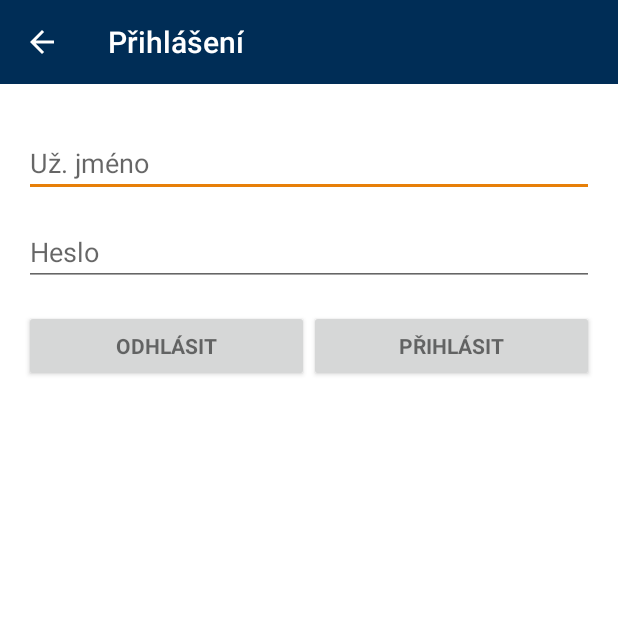
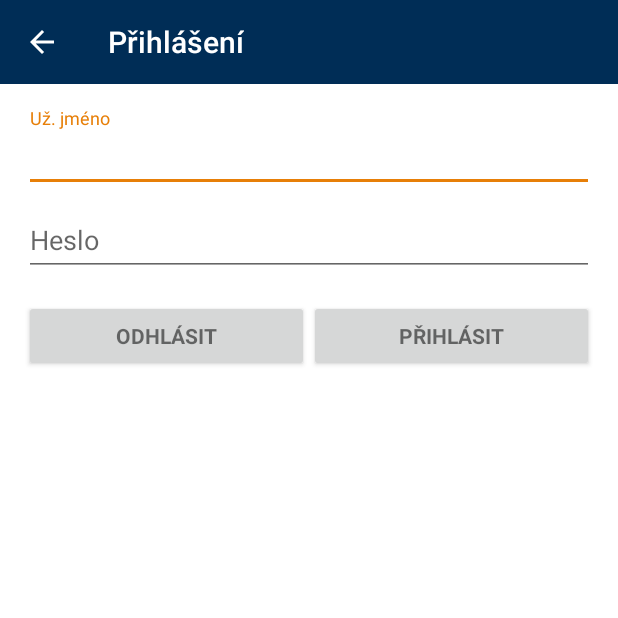
Before and after one commit to martinpelant/fit-checker-android, an Android app: the LoginFragment screen opened directly, with no data from a screen before it, on a phone screen of 412 x 824 dp, the top half of it. Run offline under Robolectric (Android 15) with nearby library versions, the phone set to English and light mode, and no system bars; our stand-ins replace ButterKnife; libraries missing offline, so code that uses them is left out: com.squareup.otto.

Commit message:
TextInputLayout

```diff
--- a/FITChecker/src/main/java/cz/mpelant/fitchecker/ui/FloatLabelLayout.java
+++ /dev/null
@@ -1,181 +0,0 @@
-package cz.mpelant.fitchecker.ui;
-
-import android.os.Build;
-import android.widget.EditText;
-import android.widget.TextView;
-import com.nineoldandroids.animation.Animator;
-import com.nineoldandroids.animation.AnimatorListenerAdapter;
-import com.nineoldandroids.view.ViewHelper;
-import com.nineoldandroids.view.ViewPropertyAnimator;
-import cz.mpelant.fitchecker.R;
-
-/**
- * Layout which an {@link EditText} to show a floating label when the hint is hidden
- * due to the user inputting text.
- *
- * @see <a href="https://dribbble.com/shots/1254439--GIF-Mobile-Form-Interaction">Matt D. Smith on Dribble</a>
- * @see <a href="http://bradfrostweb.com/blog/post/float-label-pattern/">Brad Frost's blog post</a>
- */
-public final class FloatLabelLayout extends android.widget.FrameLayout {
-
-    private static final long ANIMATION_DURATION = 150;
-
-    private static final float DEFAULT_PADDING_LEFT_RIGHT_DP = 12f;
-
-    private android.widget.EditText mEditText;
-    private android.widget.TextView mLabel;
-
-    public FloatLabelLayout(android.content.Context context) {
-        this(context, null);
-    }
-
-    public FloatLabelLayout(android.content.Context context, android.util.AttributeSet attrs) {
-        this(context, attrs, 0);
-    }
-
-    public FloatLabelLayout(android.content.Context context, android.util.AttributeSet attrs, int defStyle) {
-        super(context, attrs, defStyle);
-
-        final android.content.res.TypedArray a = context
-                .obtainStyledAttributes(attrs, R.styleable.FloatLabelLayout);
-
-        final int sidePadding = a.getDimensionPixelSize(
-                R.styleable.FloatLabelLayout_floatLabelSidePadding,
-                dipsToPix(DEFAULT_PADDING_LEFT_RIGHT_DP));
-        mLabel = new android.widget.TextView(context);
-        mLabel.setPadding(sidePadding, 0, sidePadding, 0);
-        mLabel.setVisibility(INVISIBLE);
-
-        mLabel.setTextAppearance(context,
-                a.getResourceId(R.styleable.FloatLabelLayout_floatLabelTextAppearance,
-                        android.R.style.TextAppearance_Small)
-        );
-
-        addView(mLabel, android.widget.FrameLayout.LayoutParams.WRAP_CONTENT, android.widget.FrameLayout.LayoutParams.WRAP_CONTENT);
-
-        a.recycle();
-    }
-
-    @Override
-    public final void addView(android.view.View child, int index, android.view.ViewGroup.LayoutParams params) {
-        if (child instanceof android.widget.EditText) {
-            // If we already have an EditText, throw an exception
-            if (mEditText != null) {
-                throw new IllegalArgumentException("We already have an EditText, can only have one");
-            }
-
-            // Update the layout params so that the EditText is at the bottom, with enough top
-            // margin to show the label
-            final android.widget.FrameLayout.LayoutParams lp = new android.widget.FrameLayout.LayoutParams(params);
-            lp.gravity = android.view.Gravity.BOTTOM;
-            lp.topMargin = (int) mLabel.getTextSize();
-            params = lp;
-
-            setEditText((android.widget.EditText) child);
-        }
-
-        // Carry on adding the View...
-        super.addView(child, index, params);
-    }
-
-    private void setEditText(android.widget.EditText editText) {
-        mEditText = editText;
-
-        // Add a TextWatcher so that we know when the text input has changed
-        mEditText.addTextChangedListener(new android.text.TextWatcher() {
-
-            @Override
-            public void afterTextChanged(android.text.Editable s) {
-                if (android.text.TextUtils.isEmpty(s)) {
-                    // The text is empty, so hide the label if it is visible
-                    if (mLabel.getVisibility() == android.view.View.VISIBLE) {
-                        hideLabel();
-                    }
-                } else {
-                    // The text is not empty, so show the label if it is not visible
-                    if (mLabel.getVisibility() != android.view.View.VISIBLE) {
-                        showLabel();
-                    }
-                }
-            }
-
-            @Override
-            public void beforeTextChanged(CharSequence s, int start, int count, int after) {
-            }
-
-            @Override
-            public void onTextChanged(CharSequence s, int start, int before, int count) {
-            }
-
-        });
-
-        // Add focus listener to the EditText so that we can notify the label that it is activated.
-        // Allows the use of a ColorStateList for the text color on the label
-        mEditText.setOnFocusChangeListener(new android.view.View.OnFocusChangeListener() {
-            @Override
-            public void onFocusChange(android.view.View view, boolean focused) {
-                if(Build.VERSION.SDK_INT >= Build.VERSION_CODES.HONEYCOMB) {
-                    mLabel.setActivated(focused);
-                }
-            }
-        });
-
-        mLabel.setText(mEditText.getHint());
-    }
-
-    /**
-     * @return the {@link EditText} text input
-     */
-    public android.widget.EditText getEditText() {
-        return mEditText;
-    }
-
-    /**
-     * @return the {@link TextView} label
-     */
-    public android.widget.TextView getLabel() {
-        return mLabel;
-    }
-
-    /**
-     * Show the label using an animation
-     */
-    private void showLabel() {
-        mLabel.setVisibility(android.view.View.VISIBLE);
-        ViewHelper.setAlpha(mLabel, 0f);
-        ViewHelper.setTranslationY(mLabel, mLabel.getHeight());
-        ViewPropertyAnimator.animate(mLabel)
-                .alpha(1f)
-                .translationY(0f)
-                .setDuration(ANIMATION_DURATION)
-                .setListener(null).start();
-    }
-
-    /**
-     * Hide the label using an animation
-     */
-    private void hideLabel() {
-        ViewHelper.setAlpha(mLabel, 1f);
-        ViewHelper.setTranslationY(mLabel, 0f);
-        ViewPropertyAnimator.animate(mLabel)
-                .alpha(0f)
-                .translationY(mLabel.getHeight())
-                .setDuration(ANIMATION_DURATION)
-                .setListener(new AnimatorListenerAdapter() {
-
-                    @Override
-                    public void onAnimationEnd(Animator animation) {
-                        super.onAnimationEnd(animation);
-                        mLabel.setVisibility(android.view.View.GONE);
-                    }
-                }).start();
-    }
-
-    /**
-     * Helper method to convert dips to pixels.
-     */
-    private int dipsToPix(float dps) {
-        return (int) android.util.TypedValue.applyDimension(android.util.TypedValue.COMPLEX_UNIT_DIP, dps,
-                getResources().getDisplayMetrics());
-    }
-}
--- a/FITChecker/src/main/res/layout-v11/activity_login.xml
+++ b/FITChecker/src/main/res/layout-v11/activity_login.xml
@@ -32,11 +32,9 @@
                 android:layout_height="wrap_content"
                 android:orientation="vertical">
 
-            <cz.mpelant.fitchecker.ui.FloatLabelLayout
-                    app:floatLabelSidePadding="4dp"
+            <android.support.design.widget.TextInputLayout
                     android:layout_width="match_parent"
-                    android:layout_height="wrap_content"
-                    >
+                    android:layout_height="wrap_content">
 
                 <EditText
                         android:id="@+id/email"
@@ -47,26 +45,24 @@
                         android:nextFocusDown="@+id/password"
                         android:maxLines="1"
                         android:singleLine="true"/>
-            </cz.mpelant.fitchecker.ui.FloatLabelLayout>
+            </android.support.design.widget.TextInputLayout>
 
-            <cz.mpelant.fitchecker.ui.FloatLabelLayout
-                    app:floatLabelSidePadding="4dp"
+            <android.support.design.widget.TextInputLayout
+                    app:paddingStart="10dp"
                     android:layout_width="match_parent"
-                    android:layout_height="wrap_content"
-                    >
+                    android:layout_height="wrap_content">
 
                 <EditText
                         android:id="@+id/password"
                         android:layout_width="match_parent"
                         android:layout_height="wrap_content"
                         android:hint="@string/prompt_password"
-                        android:imeActionId="@+id/login"
                         android:imeActionLabel="@string/action_sign_in_short"
                         android:imeOptions="actionDone"
                         android:inputType="textPassword"
                         android:maxLines="1"
                         android:singleLine="true"/>
-            </cz.mpelant.fitchecker.ui.FloatLabelLayout>
+            </android.support.design.widget.TextInputLayout>
 
             <LinearLayout
                     android:layout_width="match_parent"
```
Also changed, not shown: FITChecker/src/main/res/values/attrs.xml (deleted, +0 -9 lines).
